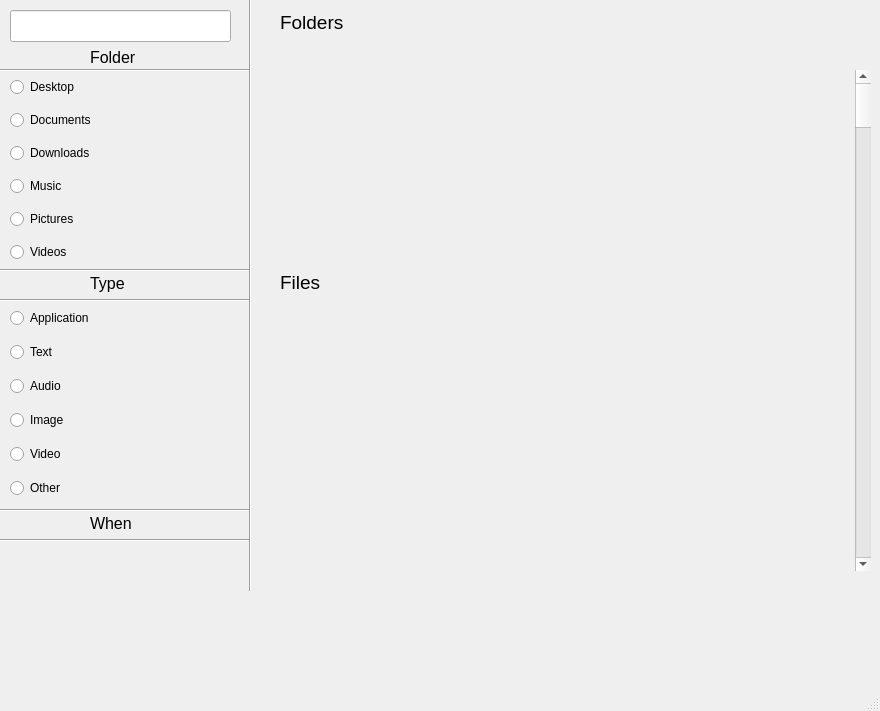
Above: src/restore.ui from GeovaneJefferson/timemachine before the change. Below: the same form after it.
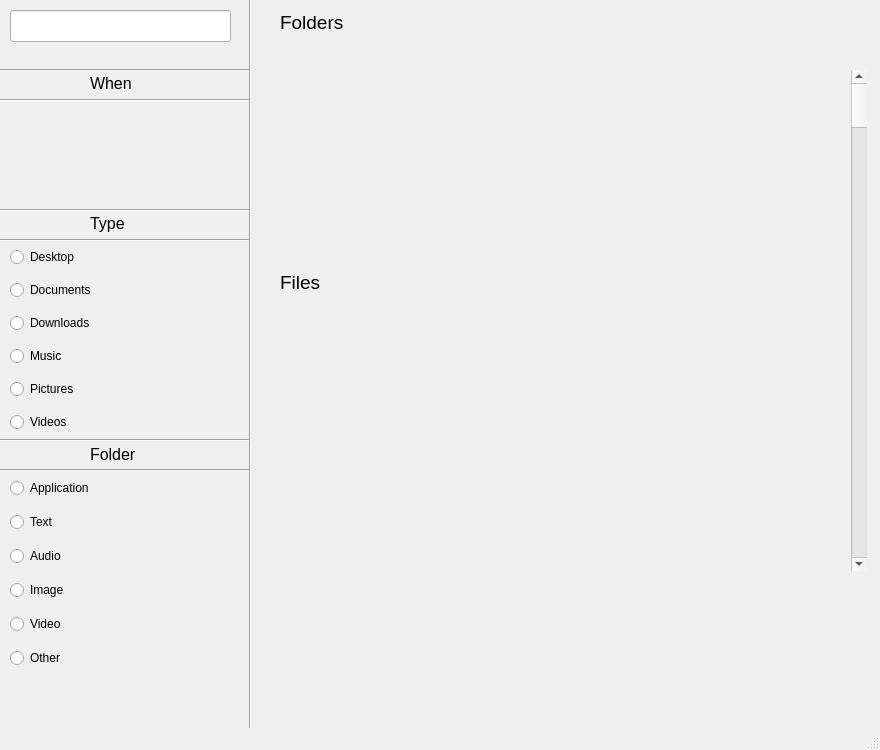
That is the form after the change.

```diff
--- a/src/restore.ui
+++ b/src/restore.ui
@@ -7,7 +7,7 @@
     <x>0</x>
     <y>0</y>
     <width>880</width>
-    <height>711</height>
+    <height>750</height>
    </rect>
   </property>
   <property name="windowTitle">
@@ -30,7 +30,7 @@
       <x>240</x>
       <y>-20</y>
       <width>21</width>
-      <height>611</height>
+      <height>751</height>
      </rect>
     </property>
     <property name="orientation">
@@ -54,7 +54,7 @@
     <property name="geometry">
      <rect>
       <x>10</x>
-      <y>300</y>
+      <y>470</y>
       <width>221</width>
       <height>211</height>
      </rect>
@@ -108,7 +108,7 @@
     <property name="geometry">
      <rect>
       <x>90</x>
-      <y>270</y>
+      <y>210</y>
       <width>40</width>
       <height>27</height>
      </rect>
@@ -121,7 +121,7 @@
     <property name="geometry">
      <rect>
       <x>90</x>
-      <y>44</y>
+      <y>441</y>
       <width>51</width>
       <height>27</height>
      </rect>
@@ -134,7 +134,7 @@
     <property name="geometry">
      <rect>
       <x>-11</x>
-      <y>290</y>
+      <y>230</y>
       <width>260</width>
       <height>20</height>
      </rect>
@@ -160,7 +160,7 @@
     <property name="geometry">
      <rect>
       <x>10</x>
-      <y>70</y>
+      <y>240</y>
       <width>221</width>
       <height>201</height>
      </rect>
@@ -214,7 +214,7 @@
     <property name="geometry">
      <rect>
       <x>-10</x>
-      <y>260</y>
+      <y>430</y>
       <width>260</width>
       <height>20</height>
      </rect>
@@ -226,7 +226,7 @@
    <widget class="QScrollBar" name="verticalScrollBar">
     <property name="geometry">
      <rect>
-      <x>855</x>
+      <x>851</x>
       <y>70</y>
       <width>16</width>
       <height>501</height>
@@ -236,24 +236,11 @@
      <enum>Qt::Vertical</enum>
     </property>
    </widget>
-   <widget class="Line" name="line_5">
-    <property name="geometry">
-     <rect>
-      <x>-10</x>
-      <y>500</y>
-      <width>260</width>
-      <height>20</height>
-     </rect>
-    </property>
-    <property name="orientation">
-     <enum>Qt::Horizontal</enum>
-    </property>
-   </widget>
    <widget class="QLabel" name="label_38">
     <property name="geometry">
      <rect>
       <x>90</x>
-      <y>510</y>
+      <y>70</y>
       <width>51</width>
       <height>27</height>
      </rect>
@@ -266,7 +253,7 @@
     <property name="geometry">
      <rect>
       <x>-10</x>
-      <y>530</y>
+      <y>90</y>
       <width>260</width>
       <height>20</height>
      </rect>
@@ -288,6 +275,32 @@
      <string>&lt;html&gt;&lt;head/&gt;&lt;body&gt;&lt;p&gt;&lt;span style=&quot; font-size:14pt;&quot;&gt;Files&lt;/span&gt;&lt;/p&gt;&lt;/body&gt;&lt;/html&gt;</string>
     </property>
    </widget>
+   <widget class="Line" name="line_5">
+    <property name="geometry">
+     <rect>
+      <x>-10</x>
+      <y>460</y>
+      <width>260</width>
+      <height>20</height>
+     </rect>
+    </property>
+    <property name="orientation">
+     <enum>Qt::Horizontal</enum>
+    </property>
+   </widget>
+   <widget class="Line" name="line_7">
+    <property name="geometry">
+     <rect>
+      <x>-10</x>
+      <y>200</y>
+      <width>260</width>
+      <height>20</height>
+     </rect>
+    </property>
+    <property name="orientation">
+     <enum>Qt::Horizontal</enum>
+    </property>
+   </widget>
    <zorder>layoutWidget</zorder>
    <zorder>lineEdit</zorder>
    <zorder>line_2</zorder>
```
Left out of the diff: 3 changed lines with no effect on the pictures.
